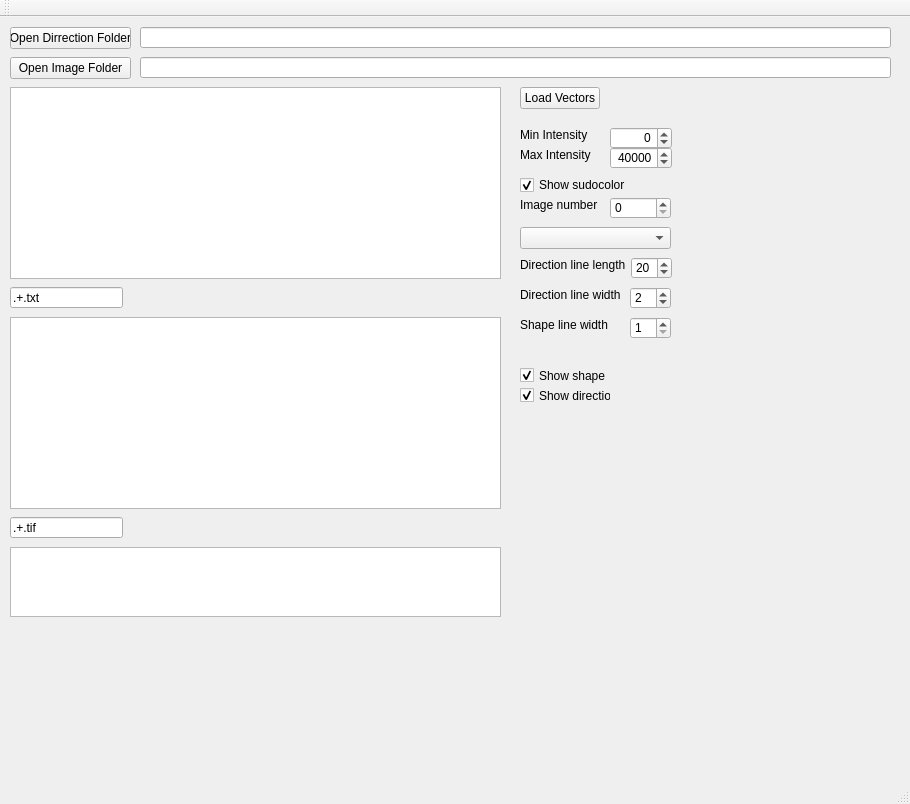
marcinkociolek/BasicDirMapViewer, file mainwindow.ui: the form before one commit.
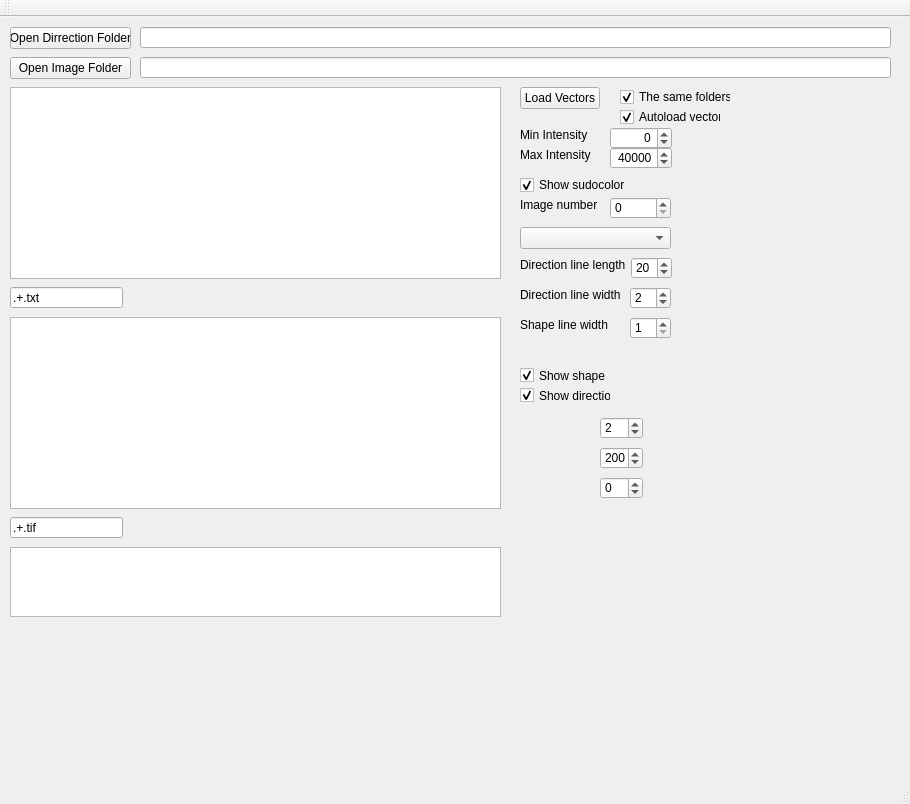
The form after the commit.

Commit message: Panar dir histogram ready

The edit to the form file:
```diff
--- a/mainwindow.ui
+++ b/mainwindow.ui
@@ -382,6 +382,95 @@
      <double>20.000000000000000</double>
     </property>
    </widget>
+   <widget class="QCheckBox" name="checkBoxSameFolders">
+    <property name="geometry">
+     <rect>
+      <x>620</x>
+      <y>70</y>
+      <width>111</width>
+      <height>20</height>
+     </rect>
+    </property>
+    <property name="text">
+     <string>The same folders</string>
+    </property>
+    <property name="checked">
+     <bool>true</bool>
+    </property>
+   </widget>
+   <widget class="QCheckBox" name="checkBoxAuloLoadVectors">
+    <property name="geometry">
+     <rect>
+      <x>620</x>
+      <y>90</y>
+      <width>101</width>
+      <height>20</height>
+     </rect>
+    </property>
+    <property name="text">
+     <string>Autoload vectors</string>
+    </property>
+    <property name="checked">
+     <bool>true</bool>
+    </property>
+   </widget>
+   <widget class="QSpinBox" name="spinBoxHistogramBarWidth">
+    <property name="geometry">
+     <rect>
+      <x>600</x>
+      <y>400</y>
+      <width>43</width>
+      <height>22</height>
+     </rect>
+    </property>
+    <property name="minimum">
+     <number>1</number>
+    </property>
+    <property name="maximum">
+     <number>5</number>
+    </property>
+    <property name="value">
+     <number>2</number>
+    </property>
+   </widget>
+   <widget class="QSpinBox" name="spinBoxHistogramScaleHeight">
+    <property name="geometry">
+     <rect>
+      <x>600</x>
+      <y>430</y>
+      <width>43</width>
+      <height>22</height>
+     </rect>
+    </property>
+    <property name="minimum">
+     <number>100</number>
+    </property>
+    <property name="maximum">
+     <number>600</number>
+    </property>
+    <property name="singleStep">
+     <number>50</number>
+    </property>
+    <property name="value">
+     <number>200</number>
+    </property>
+   </widget>
+   <widget class="QSpinBox" name="spinBoxHistogramScaleCoef">
+    <property name="geometry">
+     <rect>
+      <x>600</x>
+      <y>460</y>
+      <width>43</width>
+      <height>22</height>
+     </rect>
+    </property>
+    <property name="minimum">
+     <number>-10</number>
+    </property>
+    <property name="maximum">
+     <number>2</number>
+    </property>
+   </widget>
   </widget>
   <widget class="QMenuBar" name="menuBar">
    <property name="geometry">
```
The commit also changes 3 other files.
